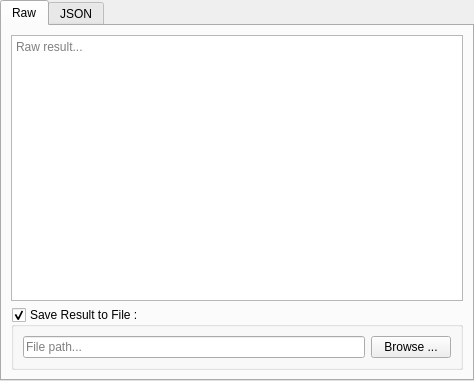
This is RequestFlowApp/CoreView/ui/ViewerNodeUi.ui in fatehmtd/RequestFlow as Qt 5 draws it before an edit. The edited form follows.
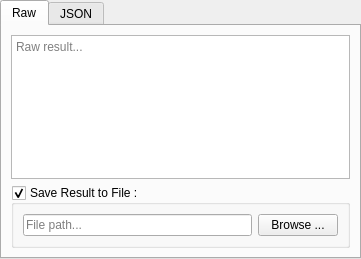
This is the edited form. The open tabs and pages were chosen to show the change. Icons and pictures are not drawn.

```diff
--- a/RequestFlowApp/CoreView/ui/ViewerNodeUi.ui
+++ b/RequestFlowApp/CoreView/ui/ViewerNodeUi.ui
@@ -6,8 +6,8 @@
    <rect>
     <x>0</x>
     <y>0</y>
-    <width>474</width>
-    <height>381</height>
+    <width>361</width>
+    <height>259</height>
    </rect>
   </property>
   <property name="windowTitle">
```
Left out of the diff: 7 changed lines with no effect on the pictures.
